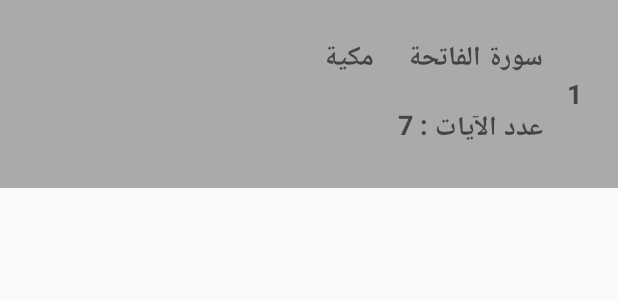
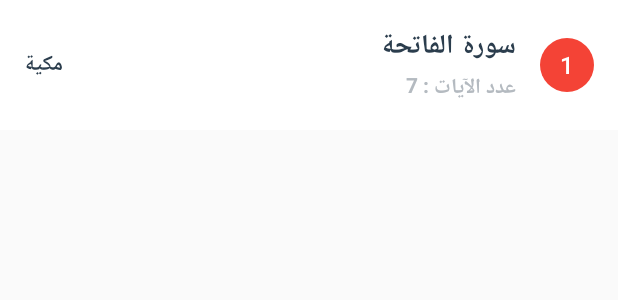
Before and after one commit to haithmak/Holy_Quran_Statistics, an Android app: the layout item_list_quran.xml on its own in the app's theme, with its tools: preview values and no code run, on a phone screen of 412 x 824 dp. Shown: the top 300 px of the screen. Run offline under Robolectric (Android 15) with nearby library versions, the phone set to English and light mode, and no system bars.

Commit message:
Final List with test clicked

```diff
--- /dev/null
+++ b/app/src/main/res/drawable/circle.xml
@@ -0,0 +1,6 @@
+<?xml version="1.0" encoding="utf-8"?>
+<shape xmlns:android="http://schemas.android.com/apk/res/android"
+    android:shape="oval"  >
+
+    <solid android:color="@color/magnitude_cricle" />
+</shape>
--- a/app/src/main/res/layout/item_list_quran.xml
+++ b/app/src/main/res/layout/item_list_quran.xml
@@ -5,68 +5,75 @@
     xmlns:tools="http://schemas.android.com/tools"
     android:orientation="vertical"
     android:layout_width="match_parent"
-    android:layout_height="wrap_content">
+    android:layout_height="wrap_content"
+    android:layoutDirection="rtl"
+
+    >
 
     <LinearLayout
         android:orientation="horizontal"
         android:layout_width="match_parent"
         android:layout_height="wrap_content"
-    android:minHeight="@dimen/list_item_height"
-    android:layoutDirection="rtl"
         android:padding="16dp"
-    android:background="@android:color/darker_gray"
+        android:layout_marginBottom="4dp"
+        android:background="@android:color/background_light"
+        >
+        <TextView
+            android:id="@+id/surah_id"
+            android:layout_width="36dp"
+            android:layout_height="36dp"
+            android:layout_weight="0"
+            android:layout_gravity="center_vertical"
+            android:fontFamily="sans-serif-medium"
+            android:background="@drawable/circle"
+            android:gravity="center"
+            android:textColor="@android:color/white"
+            android:textSize="16sp"
+            tools:text="1" />
+
+        <LinearLayout
+            android:orientation="vertical"
+            android:layout_width="0dp"
+            android:layout_height="wrap_content"
+            android:layout_weight="0.5"
+            android:paddingRight="16dp"
             >
 
             <TextView
-        android:id="@+id/surah_id"
-        android:layout_width="wrap_content"
+                android:id="@+id/surah_name"
+                android:layout_width="match_parent"
                 android:layout_height="match_parent"
-        android:gravity="center_vertical"
                 android:textStyle="bold"
-        android:padding="8dp"
-        android:textAppearance="?android:textAppearanceMedium"
-        tools:text="1"/>
-
-    <LinearLayout
-        android:orientation="vertical"
-        android:layout_width="wrap_content"
-        android:layout_height="wrap_content">
-
-    <TextView
-        android:id="@+id/surah_name"
-        android:layout_width="wrap_content"
-        android:layout_height="match_parent"
-        android:padding="8dp"
-        android:textStyle="bold"
+                android:textColor="@color/textColorEarthquakeLocation"
                 android:textAppearance="?android:textAppearanceMedium"
                 tools:text="سورة الفاتحة"/>
 
             <TextView
                 android:id="@+id/ayh_count"
-        android:layout_width="wrap_content"
+                android:layout_width="match_parent"
                 android:layout_height="match_parent"
-        android:padding="8dp"
+                android:textColor="@color/textColorEarthquakeDetails"
                 android:textStyle="bold"
-        android:textAppearance="?android:textAppearanceMedium"
+                android:textAppearance="?android:textAppearanceSmall"
                 tools:text="عدد الآيات : 7"/>
 
         </LinearLayout>
 
         <TextView
-        android:id="@+id/ayh_type"
+            android:id="@+id/surh_type"
             android:layout_width="wrap_content"
             android:layout_height="match_parent"
-        android:padding="8dp"
+            android:gravity="center_vertical"
             android:textStyle="bold"
-        android:textAppearance="?android:textAppearanceMedium"
+            android:textColor="@color/textColorEarthquakeLocation"
+            android:textAppearance="?android:textAppearanceSmall"
             tools:text="مكية"/>
 
+
     </LinearLayout>
-
     <View
         android:layout_width="match_parent"
         android:layout_height="wrap_content"
-        android:backgroundTint="@color/colorPrimary"
         android:background="?android:attr/selectableItemBackground"
         />
 </LinearLayout>
--- a/app/src/main/res/values/colors.xml
+++ b/app/src/main/res/values/colors.xml
@@ -3,4 +3,13 @@
     <color name="colorPrimary">#008577</color>
     <color name="colorPrimaryDark">#00574B</color>
     <color name="colorAccent">#D81B60</color>
+
+    <!-- Text color for the details of the earthquake in the list item -->
+    <color name="textColorEarthquakeDetails">#B4BAC0</color>
+
+    <!-- Text color for the primary location of the earthquake in the list item -->
+    <color name="textColorEarthquakeLocation">#2B3D4D</color>
+
+    <color name="magnitude_cricle">#F44336</color>
+
 </resources>
```
Also changed, not shown: app/src/main/java/com/example/holyquranstatistics/Quran.java (+18 -5 lines), app/src/main/java/com/example/holyquranstatistics/QuranFahras.java (+13 -4 lines), app/src/main/java/com/example/holyquranstatistics/QuranListFragment.java (+12 -27 lines), 2 other files. Lines whose indentation alone changed are shown as unchanged.
